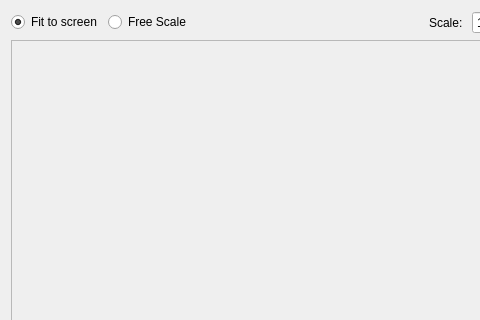
bavc/qctools, file Source/GUI/imagelabel.ui: the form before one commit; both pictures show x 0 to 480 and y 0 to 320 of the 564 by 445 pixel window.
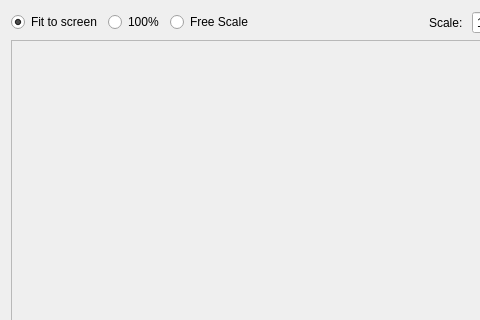
The form after the commit.

Commit message: introduce separate radiobutton for '100%' scaling

```diff
--- a/Source/GUI/imagelabel.ui
+++ b/Source/GUI/imagelabel.ui
@@ -32,6 +32,16 @@
        </property>
       </widget>
      </item>
+     <item>
+      <widget class="QRadioButton" name="normalScale_radioButton">
+       <property name="text">
+        <string>100%</string>
+       </property>
+       <property name="checked">
+        <bool>false</bool>
+       </property>
+      </widget>
+     </item>
      <item>
       <widget class="QRadioButton" name="freeScale_radioButton">
        <property name="text">
```
The commit also changes 2 other files.
